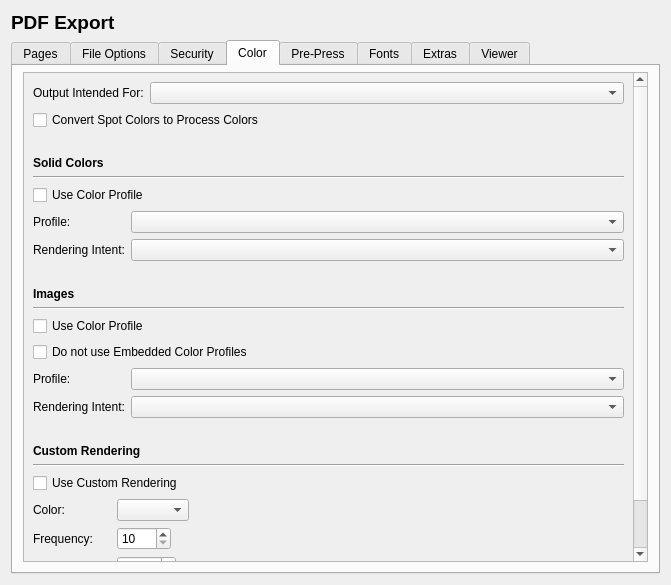
scribusproject/scribus, file scribus/ui/prefs_pdfexportbase.ui: the form before one commit.
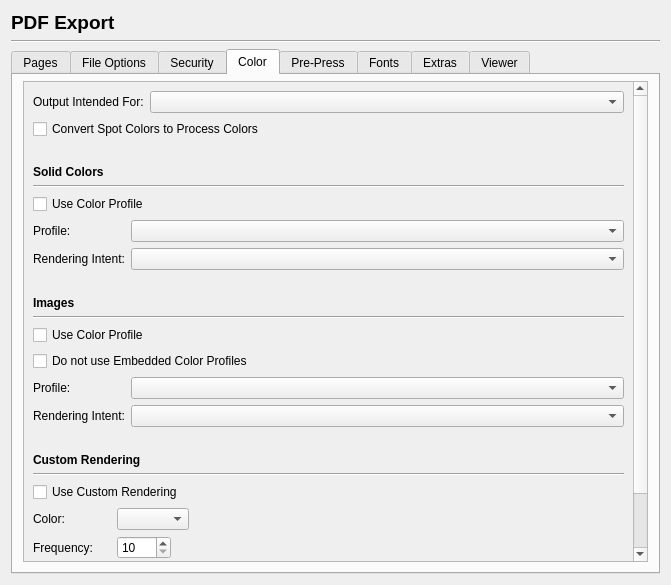
The form after the commit. The open tabs and pages were chosen to show the change. Custom widgets are drawn as their Qt base class.

Commit message: Fix some widget hide/show issues on new pdf export prefs

The edit to the form file:
```diff
--- a/scribus/ui/prefs_pdfexportbase.ui
+++ b/scribus/ui/prefs_pdfexportbase.ui
@@ -28,6 +28,13 @@
      </property>
     </widget>
    </item>
+   <item>
+    <widget class="Line" name="line">
+     <property name="orientation">
+      <enum>Qt::Horizontal</enum>
+     </property>
+    </widget>
+   </item>
    <item>
     <widget class="QTabWidget" name="tabWidget">
      <property name="currentIndex">
@@ -668,7 +675,7 @@
            <rect>
             <x>0</x>
             <y>0</y>
-            <width>602</width>
+            <width>278</width>
             <height>638</height>
            </rect>
           </property>
```
The commit also changes 2 other files.
